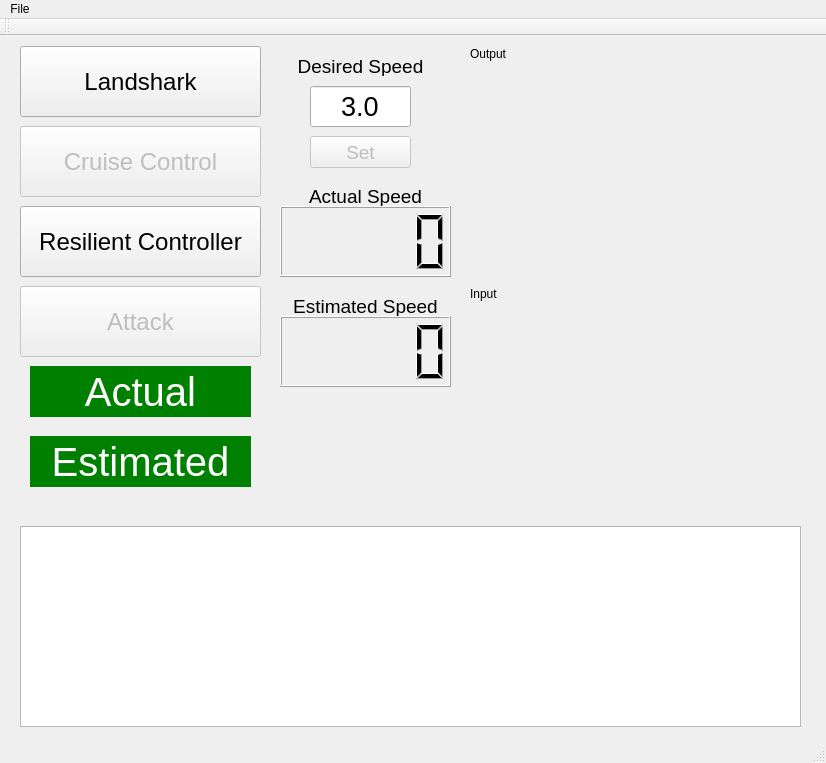
PRECISE/HACMSDemo, file hacms/mainwindow.ui: the form before one commit.
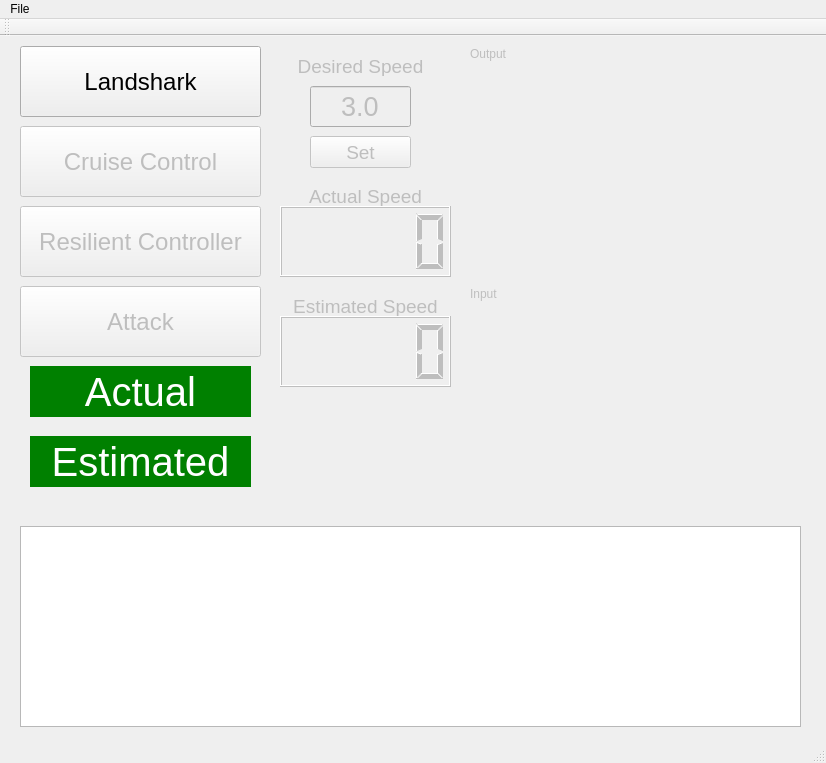
The form after the commit.

Commit message: Updated UI to set many widgets to start disabled.

Patch:
```diff
--- a/hacms/mainwindow.ui
+++ b/hacms/mainwindow.ui
@@ -40,6 +40,9 @@
     </property>
    </widget>
    <widget class="QPushButton" name="rcButton">
+    <property name="enabled">
+     <bool>false</bool>
+    </property>
     <property name="geometry">
      <rect>
       <x>20</x>
@@ -85,6 +88,9 @@
     </property>
    </widget>
    <widget class="QLCDNumber" name="actualSpeedLCD">
+    <property name="enabled">
+     <bool>false</bool>
+    </property>
     <property name="geometry">
      <rect>
       <x>280</x>
@@ -143,6 +149,9 @@
     </property>
    </widget>
    <widget class="QLabel" name="desiredSpeedLabel">
+    <property name="enabled">
+     <bool>false</bool>
+    </property>
     <property name="geometry">
      <rect>
       <x>280</x>
@@ -164,6 +173,9 @@
     </property>
    </widget>
    <widget class="QLineEdit" name="desiredSpeedEdit">
+    <property name="enabled">
+     <bool>false</bool>
+    </property>
     <property name="geometry">
      <rect>
       <x>310</x>
@@ -185,6 +197,9 @@
     </property>
    </widget>
    <widget class="QLabel" name="actualSpeedLabel">
+    <property name="enabled">
+     <bool>false</bool>
+    </property>
     <property name="geometry">
      <rect>
       <x>280</x>
@@ -235,6 +250,9 @@
     </property>
    </widget>
    <widget class="QLabel" name="outputPlotLabel">
+    <property name="enabled">
+     <bool>false</bool>
+    </property>
     <property name="geometry">
      <rect>
       <x>470</x>
@@ -248,6 +266,9 @@
     </property>
    </widget>
    <widget class="QLabel" name="estimatedSpeedLabel">
+    <property name="enabled">
+     <bool>false</bool>
+    </property>
     <property name="geometry">
      <rect>
       <x>280</x>
@@ -269,6 +290,9 @@
     </property>
    </widget>
    <widget class="QLCDNumber" name="estimatedSpeedLCD">
+    <property name="enabled">
+     <bool>false</bool>
+    </property>
     <property name="geometry">
      <rect>
       <x>280</x>
@@ -324,6 +348,9 @@
     </property>
    </widget>
    <widget class="QLabel" name="inputPlotLabel">
+    <property name="enabled">
+     <bool>false</bool>
+    </property>
     <property name="geometry">
      <rect>
       <x>470</x>
```
Left out of the diff: 12 changed lines with no effect on the pictures. The commit also changes 1 other file.
